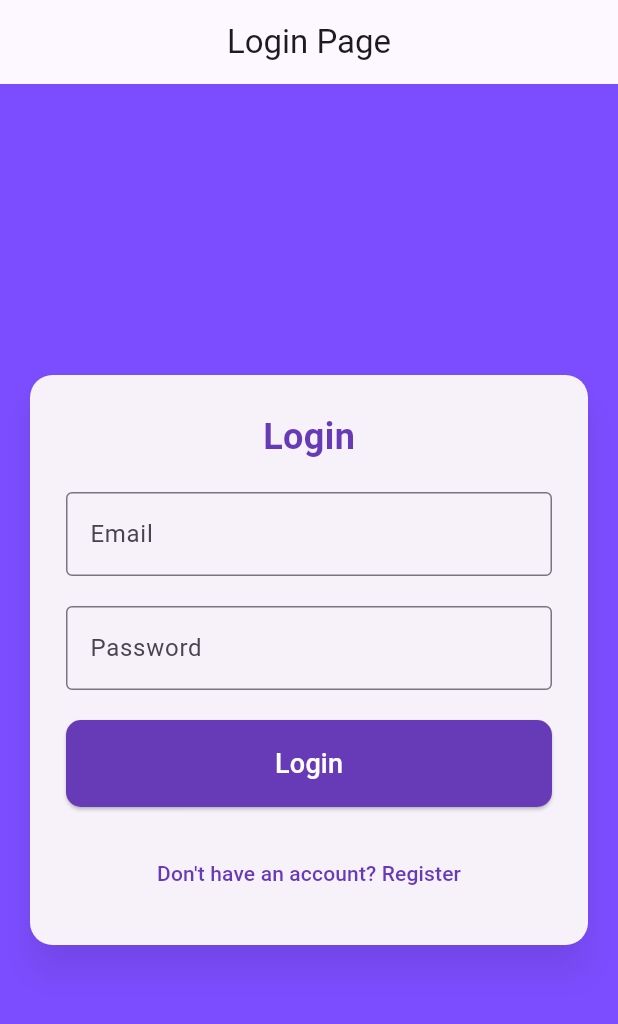
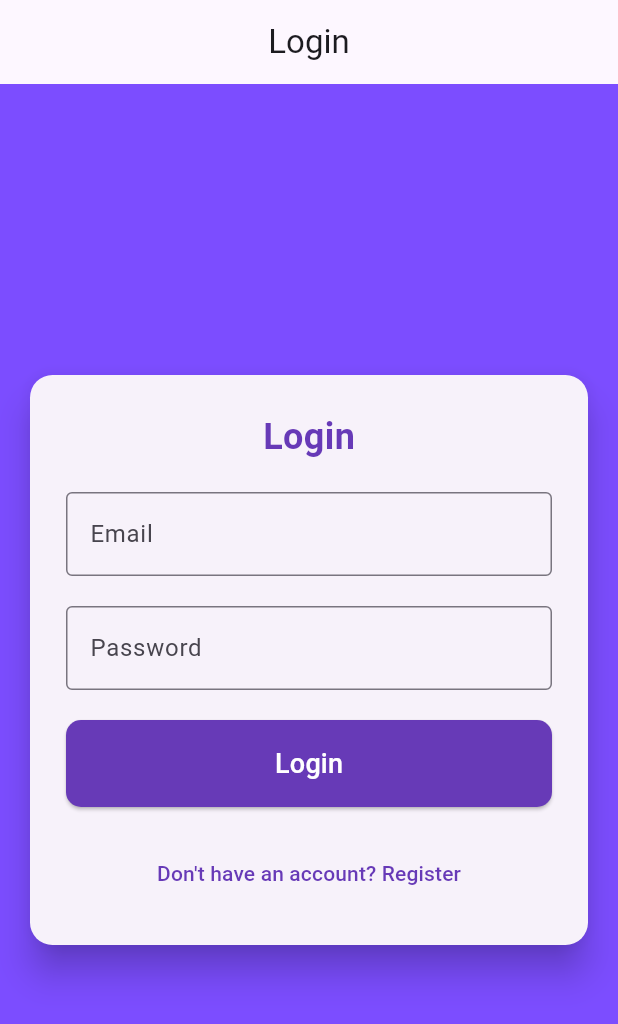
Before and after one commit to movindu477/PageTurner-App, a Flutter app: the screen it shows after launch, after a tap on "Already have an account? Login", on a phone screen of 412 x 824 dp. Shown: the top 1024 px of the screen. Run offline on Flutter 3.47's test engine with Material 3 defaults, Android fonts, the phone set to English and light mode, and no system bars.

Commit message:
login page successfully

```diff
--- a/lib/login_page.dart
+++ b/lib/login_page.dart
@@ -1,120 +1,116 @@
 import 'package:flutter/material.dart';
-import 'registration_page.dart'; // Import the RegistrationPage
-import 'dashboard_page.dart'; // Import the DashboardPage
+import 'package:http/http.dart' as http;
+import 'dart:convert';
+import 'dashboard_page.dart';
+import 'registration_page.dart';
 
-class LoginPage extends StatelessWidget {
+class LoginPage extends StatefulWidget {
   const LoginPage({super.key});
+
+  @override
+  LoginPageState createState() => LoginPageState();
+}
+
+class LoginPageState extends State<LoginPage> {
+  final _formKey = GlobalKey<FormState>();
+  String? _email, _password;
+  bool _isLoading = false;
+
+  Future<void> _loginUser() async {
+    if (_formKey.currentState!.validate()) {
+      _formKey.currentState!.save();
+      setState(() => _isLoading = true);
+
+      final response = await http.post(
+        Uri.parse("http://192.168.11.1/flutter_API/login.php"),  // Replace with your API URL
+        headers: {"Content-Type": "application/json"},
+        body: jsonEncode({"email": _email, "password": _password}),
+      );
+
+      setState(() => _isLoading = false);
+      final responseData = jsonDecode(response.body);
+
+      if (responseData['status'] == "success") {
+        ScaffoldMessenger.of(context).showSnackBar(
+          const SnackBar(content: Text("Login Successful")),
+        );
+
+        // Navigate to Dashboard
+        Navigator.pushReplacement(
+          context,
+          MaterialPageRoute(builder: (context) => const DashboardPage()),
+        );
+      } else {
+        ScaffoldMessenger.of(context).showSnackBar(
+          SnackBar(content: Text(responseData['message'])),
+        );
+      }
+    }
+  }
 
   @override
   Widget build(BuildContext context) {
     return Scaffold(
       backgroundColor: Colors.deepPurpleAccent,
       appBar: AppBar(
-        leading: null,
+        title: const Text("Login"),
         centerTitle: true,
-        automaticallyImplyLeading: false,
-        title: const Text("Login Page"),
       ),
       body: Center(
         child: SingleChildScrollView(
           child: Padding(
             padding: const EdgeInsets.all(16.0),
             child: Card(
-              elevation: 10, // Add shadow
-              shadowColor: Colors.deepPurple.withOpacity(0.3), // Custom shadow color
-              shape: RoundedRectangleBorder(
-                borderRadius: BorderRadius.circular(15), // Rounded corners
-              ),
+              elevation: 10,
+              shape: RoundedRectangleBorder(borderRadius: BorderRadius.circular(15)),
               child: Padding(
                 padding: const EdgeInsets.all(24.0),
-                child: Column(
-                  mainAxisSize: MainAxisSize.min, // Minimize the column size
-                  children: [
-                    const Text(
-                      "Login",
-                      style: TextStyle(
-                        fontSize: 24,
-                        fontWeight: FontWeight.bold,
-                        color: Colors.deepPurple,
+                child: Form(
+                  key: _formKey,
+                  child: Column(
+                    mainAxisSize: MainAxisSize.min,
+                    children: [
+                      const Text("Login", style: TextStyle(fontSize: 24, fontWeight: FontWeight.bold, color: Colors.deepPurple)),
+                      const SizedBox(height: 20),
+                      TextFormField(
+                        decoration: const InputDecoration(labelText: "Email", border: OutlineInputBorder()),
+                        keyboardType: TextInputType.emailAddress,
+                        validator: (value) => (value!.isEmpty || !value.contains("@")) ? "Enter a valid email" : null,
+                        onSaved: (value) => _email = value,
                       ),
-                    ),
-                    const SizedBox(height: 20),
-
-                    // Email Field
-                    TextFormField(
-                      decoration: const InputDecoration(
-                        labelText: "Email",
-                        border: OutlineInputBorder(), // Added border
+                      const SizedBox(height: 20),
+                      TextFormField(
+                        decoration: const InputDecoration(labelText: "Password", border: OutlineInputBorder()),
+                        obscureText: true,
+                        validator: (value) => (value!.length < 6) ? "Password must be at least 6 characters" : null,
+                        onSaved: (value) => _password = value,
                       ),
-                      keyboardType: TextInputType.emailAddress,
-                      validator: (value) {
-                        if (value == null || value.isEmpty || !value.contains("@")) {
-                          return "Enter a valid email";
-                        }
-                        return null;
-                      },
-                    ),
-                    const SizedBox(height: 20),
-
-                    // Password Field
-                    TextFormField(
-                      decoration: const InputDecoration(
-                        labelText: "Password",
-                        border: OutlineInputBorder(), // Added border
-                      ),
-                      obscureText: true, // Hide password
-                      validator: (value) {
-                        if (value == null || value.length < 6) {
-                          return "Password must be at least 6 characters";
-                        }
-                        return null;
-                      },
-                    ),
-                    const SizedBox(height: 20),
-
-                    // Login Button
-                    SizedBox(
-                      width: double.infinity, // Full-width button
-                      child: ElevatedButton(
-                        onPressed: () {
-                          // Handle login logic
-                          // For demonstration, we will directly navigate to the DashboardPage
-                          Navigator.pushReplacement(
-                            context,
-                            MaterialPageRoute(builder: (context) => const DashboardPage()),
-                          );
-                        },
-                        style: ElevatedButton.styleFrom(
-                          backgroundColor: Colors.deepPurple, // Button background color
-                          foregroundColor: Colors.white, // Text color
-                          padding: const EdgeInsets.symmetric(vertical: 16), // Button height
-                          shape: RoundedRectangleBorder(
-                            borderRadius: BorderRadius.circular(10), // Rounded corners
+                      const SizedBox(height: 20),
+                      SizedBox(
+                        width: double.infinity,
+                        child: ElevatedButton(
+                          onPressed: _isLoading ? null : _loginUser,
+                          style: ElevatedButton.styleFrom(
+                            backgroundColor: Colors.deepPurple,
+                            foregroundColor: Colors.white,
+                            padding: const EdgeInsets.symmetric(vertical: 16),
+                            shape: RoundedRectangleBorder(borderRadius: BorderRadius.circular(10)),
                           ),
-                        ),
-                        child: const Text(
-                          "Login",
-                          style: TextStyle(fontSize: 18),
+                          child: _isLoading
+                              ? const CircularProgressIndicator(color: Colors.white)
+                              : const Text("Login", style: TextStyle(fontSize: 18)),
                         ),
                       ),
-                    ),
-                    const SizedBox(height: 20),
-
-                    // "Don't have an account? Register" Text
-                    TextButton(
-                      onPressed: () {
-                        // Navigate to RegistrationPage
-                        Navigator.pushReplacement(
+                      const SizedBox(height: 20),
+                      TextButton(
+                        onPressed: () => Navigator.pushReplacement(
                           context,
                           MaterialPageRoute(builder: (context) => const RegistrationPage()),
-                        );
-                      },
-                      child: const Text(
-                        "Don't have an account? Register",
-                        style: TextStyle(color: Colors.deepPurple),
+                        ),
+                        child: const Text("Don't have an account? Register", style: TextStyle(color: Colors.deepPurple)),
                       ),
-                    ),
-                  ],
+                    ],
+                  ),
                 ),
               ),
             ),
```
